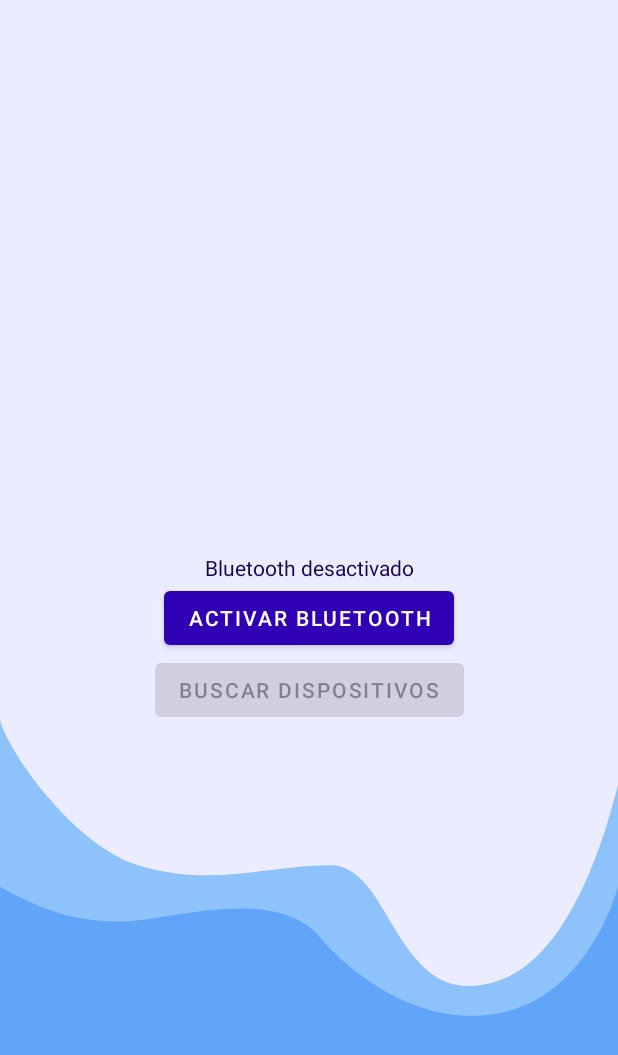
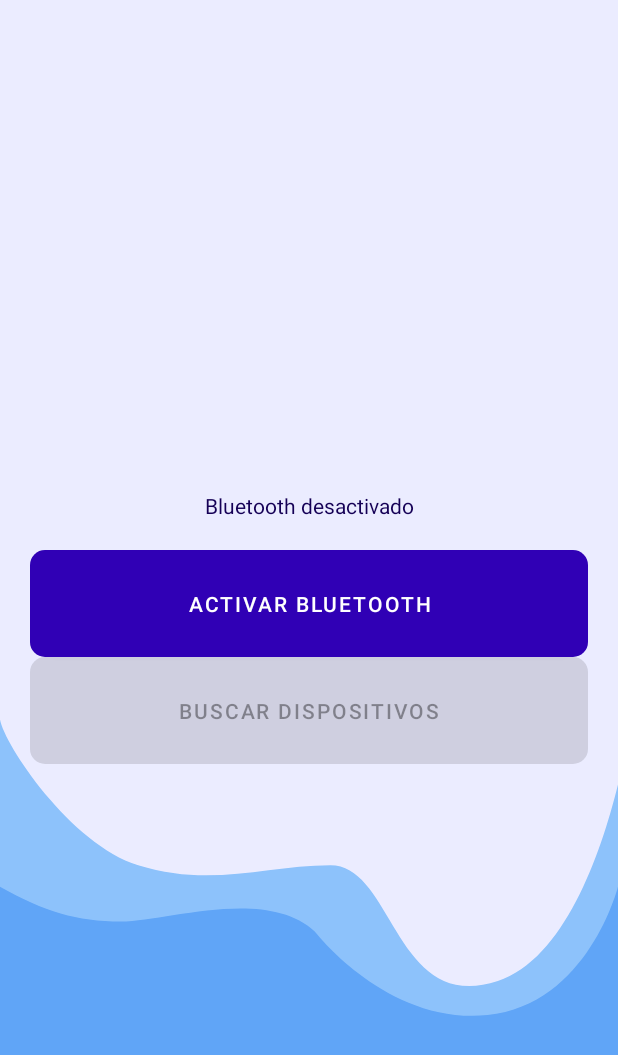
Before and after one commit to joniaranguri/AdvancedOperatingSystems-2022-2Q, an Android app: the PairActivity screen opened directly, with no data from a screen before it, on a phone screen of 412 x 824 dp. Shown: the top 1055 px of the screen. Run offline under Robolectric (Android 15) with nearby library versions, the phone set to English and light mode, and no system bars; network calls fail.

Commit message:
feat: Removing toast and change button styles

```diff
--- a/TP2/Android/app/src/main/java/com/example/sabi/presenter/BluetoothPresenter.java
+++ b/TP2/Android/app/src/main/java/com/example/sabi/presenter/BluetoothPresenter.java
@@ -26,6 +26,7 @@ public class BluetoothPresenter implements BluetoothContract.IBluetoothPresenter
     public void sendCommand(String command) {
         if (isViewAttached()) {
             model.sendCommand(command);
+            view.showMessage(getViewContext().getString(R.string.sending_command));
         }
     }
 
--- a/TP2/Android/app/src/main/java/com/example/sabi/view/BluetoothActivity.java
+++ b/TP2/Android/app/src/main/java/com/example/sabi/view/BluetoothActivity.java
@@ -47,7 +47,6 @@ public class BluetoothActivity extends AppCompatActivity implements BluetoothCon
     @Override
     public void showMessage(String message) {
         runOnUiThread(() -> {
-            Toast.makeText(getViewContext(), message, Toast.LENGTH_SHORT).show();
             tankStatusEditText.setText(message);
         });
     }
--- a/TP2/Android/app/src/main/res/layout/activity_pair.xml
+++ b/TP2/Android/app/src/main/res/layout/activity_pair.xml
@@ -12,30 +12,36 @@
         android:id="@+id/pair_activity_bt_state_tv"
         android:layout_width="wrap_content"
         android:layout_height="wrap_content"
+        android:layout_marginBottom="20dp"
         android:text="@string/bluetooth_not_activated"
         app:layout_constraintBottom_toBottomOf="parent"
-        app:layout_constraintLeft_toLeftOf="parent"
-        app:layout_constraintRight_toRightOf="parent"
-        app:layout_constraintBottom_toTopOf="@id/pair_activity_activate_bt_btn" />
-
-    <Button
-        android:id="@+id/pair_activity_activate_bt_btn"
-        android:layout_width="wrap_content"
-        android:layout_height="wrap_content"
-        android:text="@string/activate_bluetooth"
-        app:layout_constraintTop_toTopOf="parent"
-        app:layout_constraintBottom_toBottomOf="parent"
+        app:layout_constraintBottom_toTopOf="@id/pair_activity_activate_bt_btn"
         app:layout_constraintLeft_toLeftOf="parent"
         app:layout_constraintRight_toRightOf="parent" />
 
     <Button
-        android:id="@+id/pair_activity_search_btn"
-        android:layout_width="wrap_content"
+        android:id="@+id/pair_activity_activate_bt_btn"
+        android:layout_width="match_parent"
         android:layout_height="wrap_content"
-        android:text="@string/search_devices"
-        app:layout_constraintTop_toBottomOf="@id/pair_activity_activate_bt_btn"
+        android:background="@drawable/button_background_round"
+        android:padding="20dp"
+        android:layout_marginBottom="20dp"
+        android:text="@string/activate_bluetooth"
+        app:layout_constraintBottom_toBottomOf="parent"
         app:layout_constraintLeft_toLeftOf="parent"
         app:layout_constraintRight_toRightOf="parent"
-        android:enabled="false"/>
+        app:layout_constraintTop_toTopOf="parent" />
+
+    <Button
+        android:id="@+id/pair_activity_search_btn"
+        android:layout_width="match_parent"
+        android:layout_height="wrap_content"
+        android:background="@drawable/button_background_round"
+        android:enabled="false"
+        android:padding="20dp"
+        android:text="@string/search_devices"
+        app:layout_constraintLeft_toLeftOf="parent"
+        app:layout_constraintRight_toRightOf="parent"
+        app:layout_constraintTop_toBottomOf="@id/pair_activity_activate_bt_btn" />
 
 </androidx.constraintlayout.widget.ConstraintLayout>
--- a/TP2/Android/app/src/main/res/values/strings.xml
+++ b/TP2/Android/app/src/main/res/values/strings.xml
@@ -27,6 +27,7 @@
     <string name="water_level_3">El tanque tiene un 50% de su capacidad</string>
     <string name="water_level_4">El tanque tiene un 75% de su capacidad</string>
     <string name="water_level_5">El tanque esta LLENO</string>
+    <string name="sending_command">Enviando comando...</string>
 
     <!-- SENSORS ACTIVITY -->
     <string name="sensor_accelerometer_title">Acelerómetro</string>
```
Also changed, not shown: TP2/Android/app/src/main/res/drawable/ic_icon.png (deleted).
